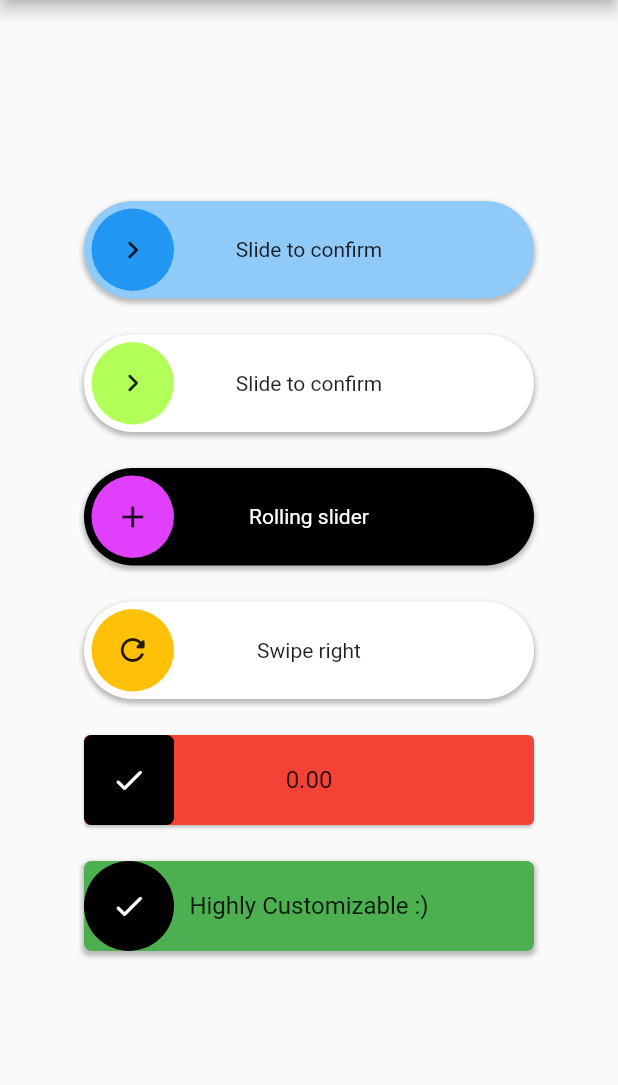
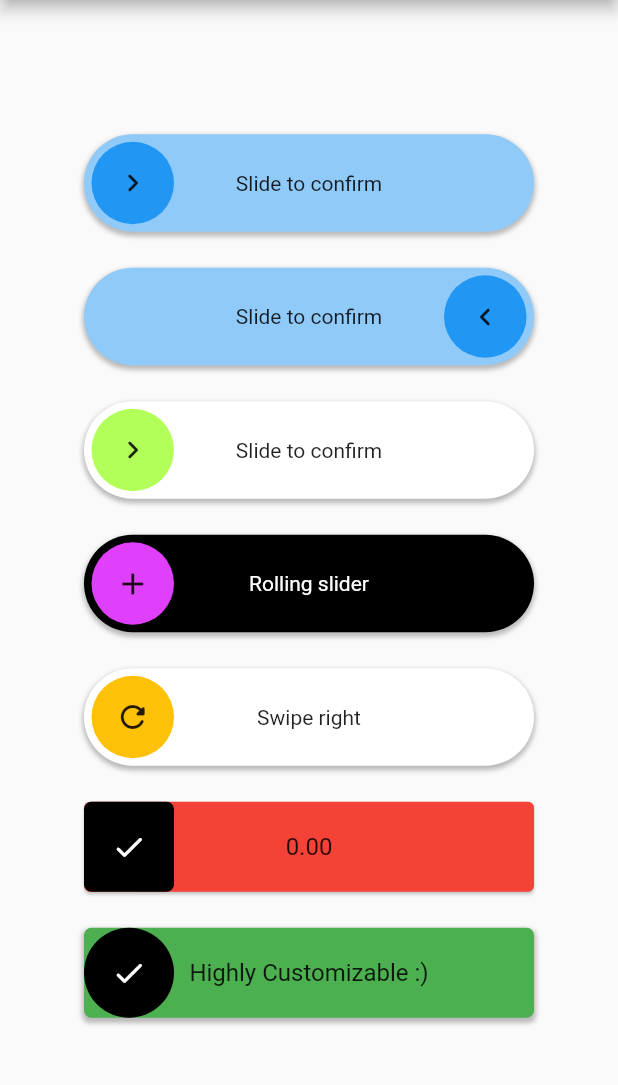
Before and after one commit to splashbyte/action_slider, a Flutter app: the screen it shows after launch, on a phone screen of 412 x 824 dp, the part 84-1169 px from its top. Run offline on Flutter 3.47's test engine with Material 2 defaults, Android fonts, the phone set to English and light mode, and no system bars.

Commit message:
adds support for rtl and adds direction

```diff
--- a/example/lib/main.dart
+++ b/example/lib/main.dart
@@ -55,6 +55,19 @@ class _MyHomePageState extends State<MyHomePage> {
                 await Future.delayed(const Duration(seconds: 1));
                 controller.reset(); //resets the slider
               },
+            ),
+            const SizedBox(height: 24.0),
+            ActionSlider.standard(
+              width: 300.0,
+              child: const Text('Slide to confirm'),
+              action: (controller) async {
+                controller.loading(); //starts loading animation
+                await Future.delayed(const Duration(seconds: 3));
+                controller.success(); //starts success animation
+                await Future.delayed(const Duration(seconds: 1));
+                controller.reset(); //resets the slider
+              },
+              direction: TextDirection.rtl,
             ),
             const SizedBox(height: 24.0),
             ActionSlider.standard(
--- a/lib/src/action_slider_widget.dart
+++ b/lib/src/action_slider_widget.dart
@@ -149,6 +149,11 @@ class ActionSlider extends StatefulWidget {
   ///The [ThresholdType] of the [actionThreshold].
   final ThresholdType actionThresholdType;
 
+  ///The direction of the slider.
+  ///
+  /// If set to [null], the [TextDirection] is fetched from the [BuildContext].
+  final TextDirection? direction;
+
   ///Constructor with very high customizability
   const ActionSlider.custom({
     Key? key,
@@ -186,6 +191,7 @@ class ActionSlider extends StatefulWidget {
     this.actionThreshold = 1.0,
     this.actionThresholdType = ThresholdType.instant,
     this.stateChangeCallback,
+    this.direction = TextDirection.ltr,
   }) : super(key: key);
 
   static _defaultOnTap(ActionSliderController c) => c.jump();
@@ -207,7 +213,7 @@ class ActionSlider extends StatefulWidget {
     Widget? loadingIcon,
     Widget successIcon = const Icon(Icons.check_rounded),
     Widget failureIcon = const Icon(Icons.close_rounded),
-    Widget icon = const Icon(Icons.keyboard_arrow_right_rounded),
+    Widget? icon,
     ForegroundBuilder? customForegroundBuilder,
     Widget? customForegroundBuilderChild,
     BackgroundBuilder? customBackgroundBuilder,
@@ -215,26 +221,26 @@ class ActionSlider extends StatefulWidget {
     BackgroundBuilder? customOuterBackgroundBuilder,
     Widget? customOuterBackgroundBuilderChild,
     Color? toggleColor,
-    Color? backgroundColor,
-    double height = 65.0,
+    this.backgroundColor,
+    this.height = 65.0,
     double borderWidth = 5.0,
     bool rolling = false,
-    Action? action,
-    TapCallback? onTap = _defaultOnTap,
-    ActionSliderController? controller,
-    double? width,
-    Duration slideAnimationDuration = const Duration(milliseconds: 250),
-    Duration reverseSlideAnimationDuration = const Duration(milliseconds: 1000),
-    Duration loadingAnimationDuration = const Duration(milliseconds: 350),
+    this.action,
+    this.onTap = _defaultOnTap,
+    this.controller,
+    this.width,
+    this.slideAnimationDuration = const Duration(milliseconds: 250),
+    this.reverseSlideAnimationDuration = const Duration(milliseconds: 1000),
+    this.loadingAnimationDuration = const Duration(milliseconds: 350),
     Duration crossFadeDuration = const Duration(milliseconds: 250),
-    Curve slideAnimationCurve = Curves.decelerate,
-    Curve reverseSlideAnimationCurve = Curves.bounceIn,
-    Curve loadingAnimationCurve = Curves.easeInOut,
+    this.slideAnimationCurve = Curves.decelerate,
+    this.reverseSlideAnimationCurve = Curves.bounceIn,
+    this.loadingAnimationCurve = Curves.easeInOut,
     AlignmentGeometry iconAlignment = Alignment.center,
-    BorderRadius backgroundBorderRadius =
+    this.backgroundBorderRadius =
     const BorderRadius.all(Radius.circular(100.0)),
     BorderRadius? foregroundBorderRadius,
-    List<BoxShadow> boxShadow = const [
+    this.boxShadow = const [
       BoxShadow(
         color: Colors.black26,
         spreadRadius: 1,
@@ -242,17 +248,18 @@ class ActionSlider extends StatefulWidget {
         offset: Offset(0, 2),
       )
     ],
-    SliderBehavior sliderBehavior = SliderBehavior.move,
-    double actionThreshold = 1.0,
-    ThresholdType actionThresholdType = ThresholdType.instant,
-    StateChangeCallback? stateChangeCallback,
-  }) : this.custom(
-          key: key,
-          backgroundChild: customBackgroundBuilderChild,
-          backgroundBuilder: customBackgroundBuilder ??
+    this.sliderBehavior = SliderBehavior.move,
+    this.actionThreshold = 1.0,
+    this.actionThresholdType = ThresholdType.instant,
+    this.stateChangeCallback,
+    this.direction = TextDirection.ltr,
+  })
+      : backgroundChild = customBackgroundBuilderChild,
+        backgroundBuilder = (customBackgroundBuilder ??
                 (context, state, _) =>
-                  _standardBackgroundBuilder(context, state, child),
-          foregroundBuilder: (context, state, child) =>
+                _standardBackgroundBuilder(context, state, child)),
+        foregroundBuilder =
+        ((context, state, child) =>
             _standardForegroundBuilder(
               context,
               state,
@@ -267,30 +274,13 @@ class ActionSlider extends StatefulWidget {
               foregroundBorderRadius,
               iconAlignment,
               crossFadeDuration,
-          ),
-          outerBackgroundBuilder: customOuterBackgroundBuilder,
-          outerBackgroundChild: customOuterBackgroundBuilderChild,
-          height: height,
-          toggleWidth: height - borderWidth * 2,
-          toggleMargin: EdgeInsets.all(borderWidth),
-          backgroundColor: backgroundColor,
-          action: action,
-          onTap: onTap,
-          controller: controller,
-          width: width,
-          slideAnimationDuration: slideAnimationDuration,
-          reverseSlideAnimationDuration: reverseSlideAnimationDuration,
-          loadingAnimationDuration: loadingAnimationDuration,
-          slideAnimationCurve: slideAnimationCurve,
-          reverseSlideAnimationCurve: reverseSlideAnimationCurve,
-          loadingAnimationCurve: loadingAnimationCurve,
-          backgroundBorderRadius: backgroundBorderRadius,
-          boxShadow: boxShadow,
-          sliderBehavior: sliderBehavior,
-          actionThreshold: actionThreshold,
-          actionThresholdType: actionThresholdType,
-          stateChangeCallback: stateChangeCallback,
-        );
+            )),
+        outerBackgroundBuilder = customOuterBackgroundBuilder,
+        outerBackgroundChild = customOuterBackgroundBuilderChild,
+        toggleWidth = height - borderWidth * 2,
+        toggleMargin = EdgeInsets.all(borderWidth),
+        foregroundChild = null,
+        super(key: key);
 
   static BackgroundBuilder _standardOuterBackgroundBuilder(
     BorderRadius backgroundBorderRadius,
@@ -310,6 +300,9 @@ class ActionSlider extends StatefulWidget {
 
   static Widget _standardBackgroundBuilder(
       BuildContext context, ActionSliderState state, Widget? child) {
+    Alignment clipAlignment = state.direction == TextDirection.rtl
+        ? Alignment.centerLeft
+        : Alignment.centerRight;
     return Padding(
       padding: EdgeInsets.only(
         left: state.toggleSize.height / 2,
@@ -322,10 +315,10 @@ class ActionSlider extends StatefulWidget {
           minWidth: state.standardSize.width - state.toggleSize.height,
           minHeight: state.toggleSize.height,
           child: Align(
-            alignment: Alignment.centerRight,
+            alignment: clipAlignment,
             child: ClipRect(
               child: Align(
-                alignment: Alignment.centerRight,
+                alignment: clipAlignment,
                 widthFactor: 1 - state.position,
                 child: Center(child: child),
               ),
@@ -336,11 +329,10 @@ class ActionSlider extends StatefulWidget {
     );
   }
 
-  static Widget _standardForegroundBuilder(
-    BuildContext context,
+  static Widget _standardForegroundBuilder(BuildContext context,
       ActionSliderState state,
       bool rotating,
-    Widget icon,
+      Widget? icon,
       Widget? loadingIcon,
       Widget successIcon,
       Widget failureIcon,
@@ -349,13 +341,18 @@ class ActionSlider extends StatefulWidget {
       Widget? customForegroundBuilderChild,
       BorderRadius? foregroundBorderRadius,
       AlignmentGeometry iconAlignment,
-    Duration crossFadeDuration,
-  ) {
+      Duration crossFadeDuration,) {
+    icon ??= Icon(state.direction == TextDirection.rtl
+        ? Icons.keyboard_arrow_left_rounded
+        : Icons.keyboard_arrow_right_rounded);
     loadingIcon ??= SizedBox(
       width: 24.0,
       height: 24.0,
       child: CircularProgressIndicator(
-          strokeWidth: 2.0, color: Theme.of(context).iconTheme.color),
+          strokeWidth: 2.0, color: Theme
+          .of(context)
+          .iconTheme
+          .color),
     );
     double radius = state.size.height / 2;
 
@@ -541,6 +538,7 @@ class _ActionSliderState extends State<ActionSlider>
       sliderMode: _controller.value,
       releasePosition: _state.releasePosition,
       toggleSize: oldActionSliderState.toggleSize,
+      direction: oldActionSliderState.direction,
     );
     if (_lastActionSliderState != actionSliderState) {
       widget.stateChangeCallback!
@@ -585,6 +583,18 @@ class _ActionSliderState extends State<ActionSlider>
 
             final toggleHeight = widget.height - widget.toggleMargin.vertical;
 
+            final direction = widget.direction ??
+                Directionality.maybeOf(context) ??
+                (throw 'No direction is set in ActionSlider and '
+                    'no TextDirection is found in BuildContext');
+
+            double localPositionToSliderPosition(double dx) {
+              double factor = direction == TextDirection.rtl ? -1.0 : 1.0;
+              double result =
+              ((dx - widget.toggleWidth / 2) * factor / backgroundWidth);
+              return result.clamp(0.0, 1.0);
+            }
+
             final actionSliderState = ActionSliderState(
               position: _state.position,
               size: Size(width, widget.height),
@@ -593,6 +603,7 @@ class _ActionSliderState extends State<ActionSlider>
               sliderMode: _controller.value,
               releasePosition: _state.releasePosition,
               toggleSize: Size(toggleWidth, toggleHeight),
+              direction: direction,
             );
 
             _changeState(_state, actionSliderState, setState: false);
@@ -622,15 +633,17 @@ class _ActionSliderState extends State<ActionSlider>
                         if (widget.backgroundBuilder != null)
                           Positioned.fill(
                             child: Builder(
-                              builder: (context) => widget.backgroundBuilder!(
+                              builder: (context) =>
+                                  widget.backgroundBuilder!(
                                     context,
                                     actionSliderState,
                                     widget.backgroundChild,
                                   ),
                             ),
                           ),
-                        Positioned(
-                          left: togglePosition,
+                        Positioned.directional(
+                          textDirection: direction,
+                          start: togglePosition,
                           width: toggleWidth,
                           height: toggleHeight,
                           child: GestureDetector(
@@ -639,10 +652,8 @@ class _ActionSliderState extends State<ActionSlider>
                                   !_controller.value.expanded) return;
                               _changeState(
                                   SliderState(
-                                    position: ((details.localPosition.dx -
-                                                widget.toggleWidth / 2) /
-                                            backgroundWidth)
-                                        .clamp(0.0, 1.0),
+                                    position: localPositionToSliderPosition(
+                                        details.localPosition.dx),
                                     state: SlidingState.dragged,
                                   ),
                                   actionSliderState);
@@ -650,10 +661,8 @@ class _ActionSliderState extends State<ActionSlider>
                             onHorizontalDragUpdate: (details) {
                               if (_state.state == SlidingState.dragged) {
                                 double newPosition =
-                                    ((details.localPosition.dx -
-                                                widget.toggleWidth / 2) /
-                                            backgroundWidth)
-                                        .clamp(0.0, 1.0);
+                                localPositionToSliderPosition(
+                                    details.localPosition.dx);
                                 _changeState(
                                     widget.actionThresholdType ==
                                         ThresholdType.release ||
--- a/lib/src/mode.dart
+++ b/lib/src/mode.dart
@@ -5,7 +5,8 @@ class SliderMode {
   ///Specifies the slider to be expanded in this mode. Otherwise it is compact.
   final bool expanded;
 
-  ///Indicates whether this mode is not native provided by this package.
+  //TODO: remove 'custom' because of redundancy (use getter instead)
+  ///Indicates whether this mode is not natively provided by this package.
   final bool custom;
 
   ///Indicates whether this mode is a result like [success] and [failure].
--- a/lib/src/state.dart
+++ b/lib/src/state.dart
@@ -50,12 +50,35 @@ class BaseActionSliderState {
   /// The default value is 0.0.
   final double releasePosition;
 
+  /// The direction of the slider.
+  final TextDirection direction;
+
   BaseActionSliderState({
     required this.position,
     required this.slidingState,
     required this.sliderMode,
     required this.releasePosition,
+    required this.direction,
   });
+
+  @override
+  bool operator ==(Object other) =>
+      identical(this, other) ||
+      other is BaseActionSliderState &&
+          runtimeType == other.runtimeType &&
+          position == other.position &&
+          slidingState == other.slidingState &&
+          sliderMode == other.sliderMode &&
+          releasePosition == other.releasePosition &&
+          direction == other.direction;
+
+  @override
+  int get hashCode =>
+      position.hashCode ^
+      slidingState.hashCode ^
+      sliderMode.hashCode ^
+      releasePosition.hashCode ^
+      direction.hashCode;
 }
 
 class ActionSliderState extends BaseActionSliderState {
@@ -73,14 +96,16 @@ class ActionSliderState extends BaseActionSliderState {
     required SlidingState slidingState,
     required SliderMode sliderMode,
     required double releasePosition,
+    required TextDirection direction,
     required this.size,
     required this.standardSize,
     required this.toggleSize,
   }) : super(
-          position: position,
+    position: position,
           slidingState: slidingState,
           sliderMode: sliderMode,
           releasePosition: releasePosition,
+          direction: direction,
         );
 
   @override
@@ -94,7 +119,8 @@ class ActionSliderState extends BaseActionSliderState {
           position == other.position &&
           slidingState == other.slidingState &&
           sliderMode == other.sliderMode &&
-          releasePosition == other.releasePosition;
+          releasePosition == other.releasePosition &&
+          direction == other.direction;
 
   @override
   int get hashCode =>
@@ -104,5 +130,6 @@ class ActionSliderState extends BaseActionSliderState {
       position.hashCode ^
       slidingState.hashCode ^
       sliderMode.hashCode ^
-      releasePosition.hashCode;
+      releasePosition.hashCode ^
+      direction.hashCode;
 }
--- a/pubspec.yaml
+++ b/pubspec.yaml
@@ -1,6 +1,6 @@
 name: action_slider
 description: A slider to confirm actions and provide feedback on the success of these after subsequent loading.
-version: 0.6.0
+version: 0.6.1
 repository: https://github.com/SplashByte/action_slider
 
 environment:
```
Also changed, not shown: example/pubspec.lock, 1 other file. Lines whose indentation alone changed are shown as unchanged.
